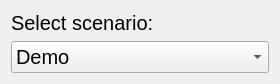
The window that modules/carlainterface/widget/carlainterfaceWidget.ui (tud-hri/joan) describes before a commit, drawn with Qt 5.
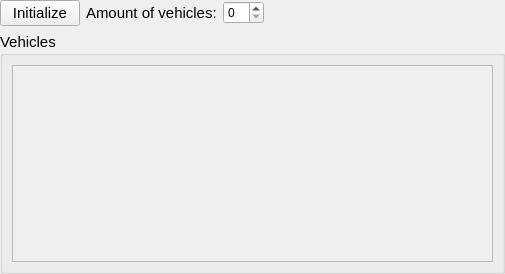
The same window after the commit.

What changed in the file:
```diff
--- a/modules/carlainterface/widget/carlainterfaceWidget.ui
+++ b/modules/carlainterface/widget/carlainterfaceWidget.ui
@@ -6,42 +6,64 @@
    <rect>
     <x>0</x>
     <y>0</y>
-    <width>280</width>
-    <height>77</height>
+    <width>505</width>
+    <height>274</height>
    </rect>
   </property>
   <property name="windowTitle">
    <string>Form</string>
   </property>
   <layout class="QGridLayout" name="gridLayout_2">
+   <property name="leftMargin">
+    <number>0</number>
+   </property>
+   <property name="topMargin">
+    <number>0</number>
+   </property>
+   <property name="rightMargin">
+    <number>0</number>
+   </property>
+   <property name="bottomMargin">
+    <number>0</number>
+   </property>
    <item row="0" column="0">
-    <layout class="QGridLayout" name="gridLayout">
-     <item row="1" column="0">
-      <widget class="QComboBox" name="comboScenario">
+    <layout class="QGridLayout" name="gridLayout_4">
+     <item row="0" column="1">
+      <widget class="QLabel" name="lblVehicleamounttitle">
+       <property name="sizePolicy">
+        <sizepolicy hsizetype="Fixed" vsizetype="Preferred">
+         <horstretch>0</horstretch>
+         <verstretch>0</verstretch>
+        </sizepolicy>
+       </property>
        <property name="font">
         <font>
-         <pointsize>15</pointsize>
+         <pointsize>11</pointsize>
         </font>
        </property>
-       <item>
-        <property name="text">
-         <string>Demo</string>
-        </property>
-       </item>
-       <item>
-        <property name="text">
-         <string>Experiment1</string>
-        </property>
-       </item>
-       <item>
-        <property name="text">
-         <string>Experiment2</string>
-        </property>
-       </item>
+       <property name="text">
+        <string>Amount of vehicles:</string>
+       </property>
+      </widget>
+     </item>
+     <item row="0" column="2">
+      <widget class="QSpinBox" name="spinVehicles">
+       <property name="enabled">
+        <bool>true</bool>
+       </property>
+       <property name="sizePolicy">
+        <sizepolicy hsizetype="Fixed" vsizetype="Fixed">
+         <horstretch>0</horstretch>
+         <verstretch>0</verstretch>
+        </sizepolicy>
+       </property>
+       <property name="keyboardTracking">
+        <bool>false</bool>
+       </property>
       </widget>
      </item>
      <item row="0" column="0">
-      <widget class="QLabel" name="label">
+      <widget class="QPushButton" name="btnInit">
        <property name="sizePolicy">
         <sizepolicy hsizetype="Preferred" vsizetype="Fixed">
          <horstretch>0</horstretch>
@@ -50,14 +72,86 @@
        </property>
        <property name="font">
         <font>
-         <pointsize>15</pointsize>
+         <pointsize>11</pointsize>
         </font>
        </property>
        <property name="text">
-        <string>Select scenario:</string>
+        <string>Initialize</string>
        </property>
       </widget>
      </item>
+     <item row="0" column="3">
+      <spacer name="horizontalSpacer">
+       <property name="orientation">
+        <enum>Qt::Horizontal</enum>
+       </property>
+       <property name="sizeHint" stdset="0">
+        <size>
+         <width>40</width>
+         <height>20</height>
+        </size>
+       </property>
+      </spacer>
+     </item>
+     <item row="1" column="0" colspan="4">
+      <widget class="QGroupBox" name="groupVehicles">
+       <property name="minimumSize">
+        <size>
+         <width>0</width>
+         <height>240</height>
+        </size>
+       </property>
+       <property name="font">
+        <font>
+         <pointsize>11</pointsize>
+         <italic>false</italic>
+        </font>
+       </property>
+       <property name="title">
+        <string>Vehicles</string>
+       </property>
+       <property name="alignment">
+        <set>Qt::AlignLeading|Qt::AlignLeft|Qt::AlignTop</set>
+       </property>
+       <layout class="QGridLayout" name="gridLayout_3">
+        <item row="0" column="1">
+         <widget class="QScrollArea" name="scrollArea">
+          <property name="widgetResizable">
+           <bool>true</bool>
+          </property>
+          <widget class="QWidget" name="scrollAreaWidgetContents">
+           <property name="geometry">
+            <rect>
+             <x>0</x>
+             <y>0</y>
+             <width>481</width>
+             <height>200</height>
+            </rect>
+           </property>
+           <layout class="QGridLayout" name="gridLayout_5">
+            <item row="0" column="0">
+             <layout class="QVBoxLayout" name="layOut"/>
+            </item>
+            <item row="1" column="0">
+             <spacer name="verticalSpacer">
+              <property name="orientation">
+               <enum>Qt::Vertical</enum>
+              </property>
+              <property name="sizeHint" stdset="0">
+               <size>
+                <width>20</width>
+                <height>40</height>
+               </size>
+              </property>
+             </spacer>
+            </item>
+           </layout>
+          </widget>
+         </widget>
+        </item>
+       </layout>
+      </widget>
+     </item>
     </layout>
    </item>
   </layout>
```
